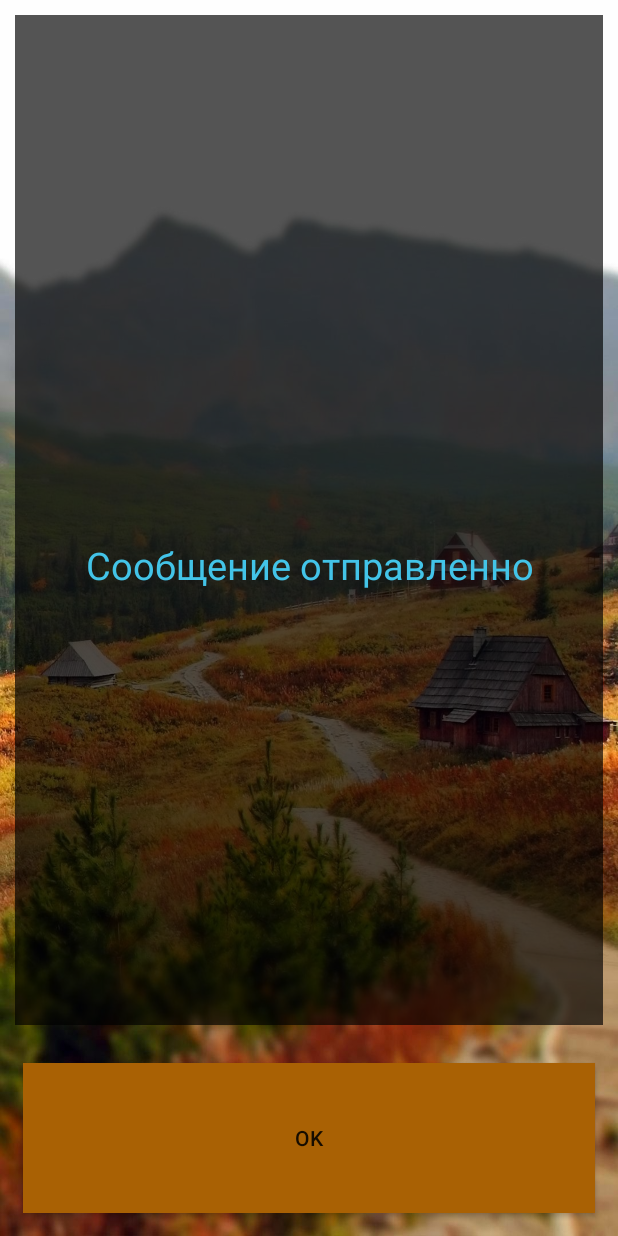
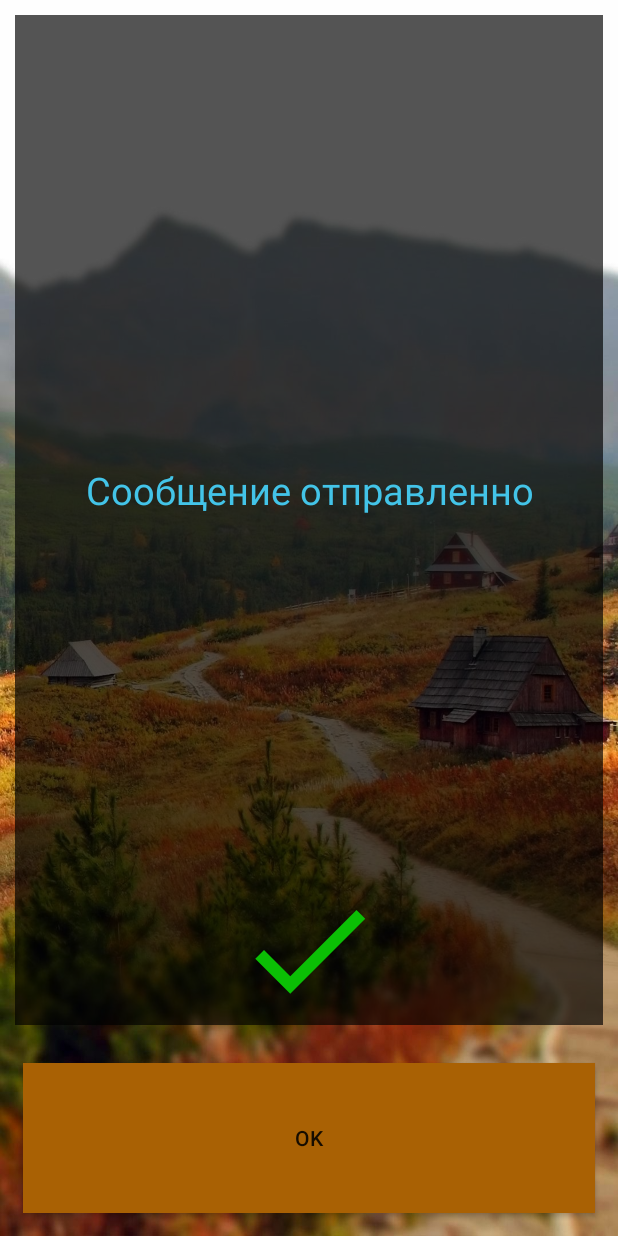
Before and after one commit to SERDUN/KS_INTERN_2017, an Android app: the fragment OkNoticeFragment placed in its activity, on a phone screen of 412 x 824 dp. Run offline under Robolectric (Android 15) with nearby library versions, the phone set to English and light mode, and no system bars.

Commit message:
home work  4 (fragments)

```diff
--- a/Task1/src/main/java/com/example/user/ks_intern_2017/screen/first/FirstActivity.java
+++ b/Task1/src/main/java/com/example/user/ks_intern_2017/screen/first/FirstActivity.java
@@ -68,8 +68,8 @@ public class FirstActivity extends AppCompatActivity implements FirstContract.Vi
     }
 
     private void init() {
-        fragments[0] = new DataEntryFragment();
-        fragments[1] = new OkNoticeFragment();
+        fragments[0] = DataEntryFragment.newInstance();
+        fragments[1] = OkNoticeFragment.newInstance();
         fragments[2] = CancelNoticeFragment.newInstance();
         firstPresenter.init();
 
--- /dev/null
+++ b/Task1/src/main/res/drawable/ic_done_black_24dp.xml
@@ -0,0 +1,9 @@
+<vector xmlns:android="http://schemas.android.com/apk/res/android"
+        android:width="24dp"
+        android:height="24dp"
+        android:viewportWidth="24.0"
+        android:viewportHeight="24.0">
+    <path
+        android:fillColor="#0bbf05"
+        android:pathData="M9,16.2L4.8,12l-1.4,1.4L9,19 21,7l-1.4,-1.4L9,16.2z"/>
+</vector>
--- a/Task1/src/main/res/layout/fragment_ok_notice.xml
+++ b/Task1/src/main/res/layout/fragment_ok_notice.xml
@@ -1,5 +1,6 @@
 <?xml version="1.0" encoding="utf-8"?>
 <LinearLayout xmlns:android="http://schemas.android.com/apk/res/android"
+    xmlns:app="http://schemas.android.com/apk/res-auto"
     xmlns:tools="http://schemas.android.com/tools"
     android:layout_width="match_parent"
     android:layout_height="match_parent"
@@ -27,7 +28,16 @@
             android:inputType="textEmailAddress"
             android:text="@string/message_sent"
             android:textColor="@color/button_pressed"
-            android:textSize="25sp" />
+            android:textSize="25sp"
+            android:layout_weight="1"
+            />
+
+        <ImageView
+            android:id="@+id/imageView2"
+            android:layout_width="match_parent"
+            android:layout_height="200dp"
+            android:layout_weight="1"
+            app:srcCompat="@drawable/ic_done_black_24dp" />
     </LinearLayout>
 
     <LinearLayout
```
Also changed, not shown: Task1/src/main/res/drawable/ic_clear_black_24dp.xml (added, +9 -0 lines), Task1/src/main/res/layout/fragment_cancel_notice.xml (+9 -0 lines).
